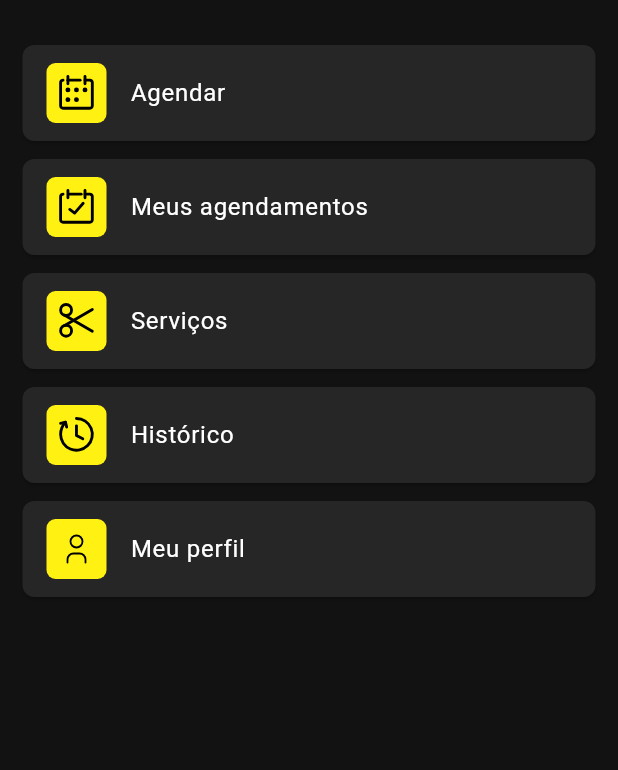
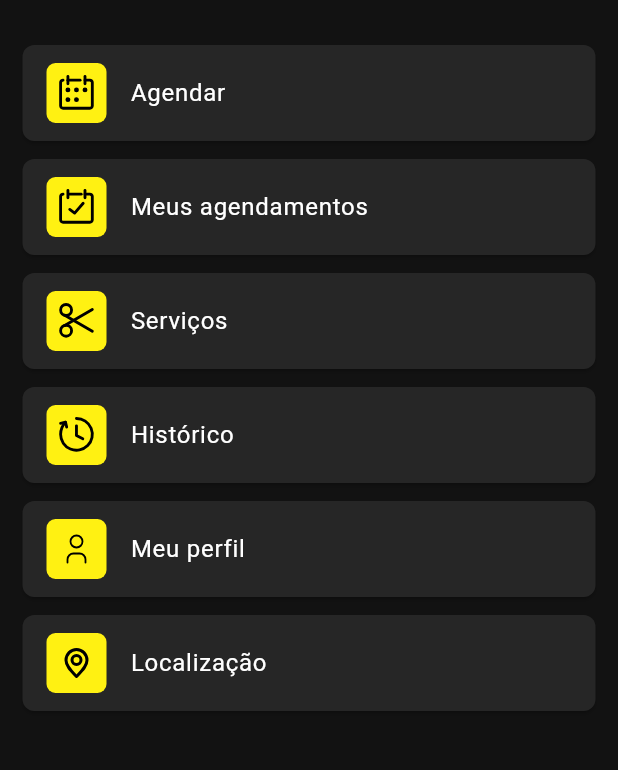
Before and after one commit to Ottenim/projetoDispositivosMoveis, a Flutter app: the HomePage screen opened directly, on a phone screen of 412 x 824 dp, the part 252-1022 px from its top. Run offline on Flutter 3.47's test engine with Material 3 defaults, Android fonts, the phone set to English and light mode, and no system bars; our stand-ins replace bloc, cloud_firestore, equatable, firebase_core, flutter_bloc, flutter_svg and 5 more; missing offline and left inert: validadores; accounts and stored records are empty.

Commit message:
Added location

```diff
--- a/lib/ui/pages/home/view/home_page.dart
+++ b/lib/ui/pages/home/view/home_page.dart
@@ -2,6 +2,7 @@ import 'package:barber/infra/extensions/integer.dart';
 import 'package:barber/main.dart';
 import 'package:barber/repositories/repositories.dart';
 import 'package:barber/ui/pages/home/bloc/home_bloc.dart';
+import 'package:barber/ui/pages/location/view/location_page.dart';
 import 'package:barber/ui/pages/login/login.dart';
 import 'package:barber/ui/pages/profile/view/view.dart';
 import 'package:barber/ui/widgets/base_card.dart';
@@ -149,6 +150,12 @@ class HomeButtons extends StatelessWidget {
             icon: 'assets/icons/user.svg',
             onTap: () => Navigator.of(context).push(ProfilePage.route()),
           ),
+          12.toSizedBoxH(),
+          HomeCard(
+            title: "Localização",
+            icon: 'assets/icons/location.svg',
+            onTap: () => Navigator.of(context).push(LocationPage.route()),
+          ),
         ],
       ),
     );
--- a/pubspec.yaml
+++ b/pubspec.yaml
@@ -48,6 +48,7 @@ dependencies:
   validadores: ^1.0.9
   mask_text_input_formatter: ^2.9.0
   image_picker: ^1.1.2
+  google_maps_flutter: ^2.7.0
 
 dev_dependencies:
   flutter_test:
```
Also changed, not shown: lib/ui/pages/location/view/location_page.dart (added, +40 -0 lines), assets/icons/location.svg (added), 2 other files.
